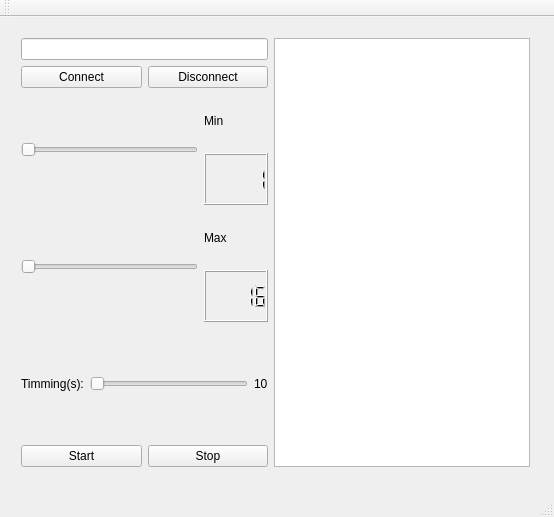
The window that qtsupervisory-master/QtTcpClientProducer/mainwindow.ui (breno550/DCA1202---Projeto-final) describes before a commit, drawn with Qt 5.
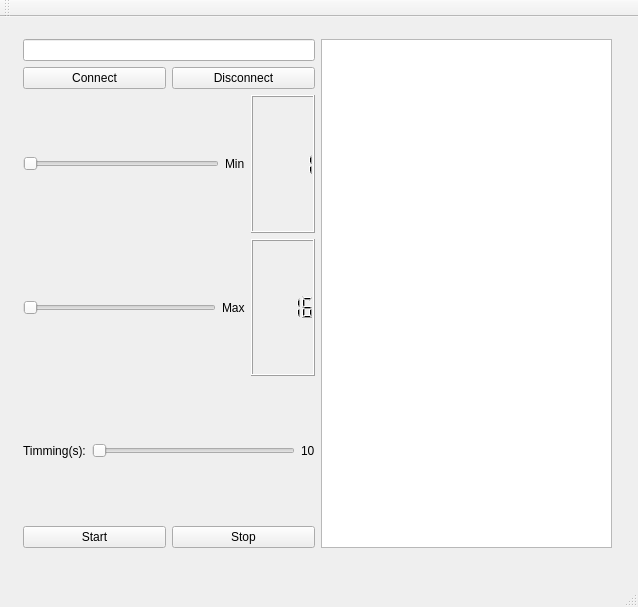
The same window after the commit.

Patch:
```diff
--- a/qtsupervisory-master/QtTcpClientProducer/mainwindow.ui
+++ b/qtsupervisory-master/QtTcpClientProducer/mainwindow.ui
@@ -6,33 +6,33 @@
    <rect>
     <x>0</x>
     <y>0</y>
-    <width>554</width>
-    <height>517</height>
+    <width>638</width>
+    <height>607</height>
    </rect>
   </property>
   <property name="windowTitle">
    <string>MainWindow</string>
   </property>
   <widget class="QWidget" name="centralWidget">
-   <widget class="QWidget" name="layoutWidget">
+   <widget class="QWidget" name="">
     <property name="geometry">
      <rect>
-      <x>10</x>
-      <y>10</y>
-      <width>531</width>
-      <height>451</height>
+      <x>12</x>
+      <y>11</y>
+      <width>611</width>
+      <height>531</height>
      </rect>
     </property>
     <layout class="QHBoxLayout" name="horizontalLayout_6">
      <item>
-      <layout class="QVBoxLayout" name="verticalLayout_4">
-       <item>
         <layout class="QVBoxLayout" name="verticalLayout_3">
          <item>
+        <layout class="QVBoxLayout" name="verticalLayout">
+         <item>
           <widget class="QLineEdit" name="lineEditIp"/>
          </item>
          <item>
-          <layout class="QHBoxLayout" name="horizontalLayout_2">
+          <layout class="QHBoxLayout" name="horizontalLayout">
            <item>
             <widget class="QPushButton" name="pushButtonConnect">
              <property name="text">
@@ -52,7 +52,9 @@
         </layout>
        </item>
        <item>
-        <layout class="QHBoxLayout" name="horizontalLayout_4">
+        <layout class="QVBoxLayout" name="verticalLayout_2">
+         <item>
+          <layout class="QHBoxLayout" name="horizontalLayout_2">
          <item>
           <widget class="QSlider" name="horizontalSliderMin">
            <property name="minimum">
@@ -67,8 +69,6 @@
           </widget>
          </item>
          <item>
-          <layout class="QVBoxLayout" name="verticalLayout_2">
-           <item>
             <widget class="QLabel" name="label">
              <property name="text">
               <string>Min</string>
@@ -84,10 +84,8 @@
            </item>
           </layout>
          </item>
-        </layout>
-       </item>
        <item>
-        <layout class="QHBoxLayout" name="horizontalLayout_5">
+          <layout class="QHBoxLayout" name="horizontalLayout_3">
          <item>
           <widget class="QSlider" name="horizontalSliderMax">
            <property name="minimum">
@@ -102,8 +100,6 @@
           </widget>
          </item>
          <item>
-          <layout class="QVBoxLayout" name="verticalLayout">
-           <item>
             <widget class="QLabel" name="label_2">
              <property name="text">
               <string>Max</string>
@@ -119,10 +115,8 @@
            </item>
           </layout>
          </item>
-        </layout>
-       </item>
        <item>
-        <layout class="QHBoxLayout" name="horizontalLayout_3">
+          <layout class="QHBoxLayout" name="horizontalLayout_4">
          <item>
           <widget class="QLabel" name="label_3">
            <property name="text">
@@ -132,6 +126,9 @@
          </item>
          <item>
           <widget class="QSlider" name="horizontalSliderTimming">
+             <property name="minimum">
+              <number>500</number>
+             </property>
            <property name="maximum">
             <number>10000</number>
            </property>
@@ -149,8 +146,10 @@
          </item>
         </layout>
        </item>
+        </layout>
+       </item>
        <item>
-        <layout class="QHBoxLayout" name="horizontalLayout">
+        <layout class="QHBoxLayout" name="horizontalLayout_5">
          <item>
           <widget class="QPushButton" name="pushButtonPut">
            <property name="text">
@@ -170,7 +169,7 @@
       </layout>
      </item>
      <item>
-      <widget class="QPlainTextEdit" name="plainTextEdit"/>
+      <widget class="QListWidget" name="listWidget"/>
      </item>
     </layout>
    </widget>
```
Left out of the diff: 22 changed lines with no effect on the pictures. Lines whose indentation alone changed are shown as unchanged.
